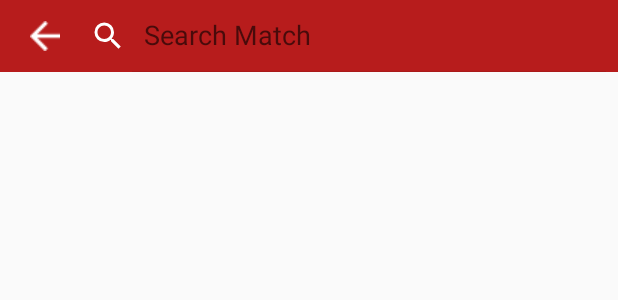
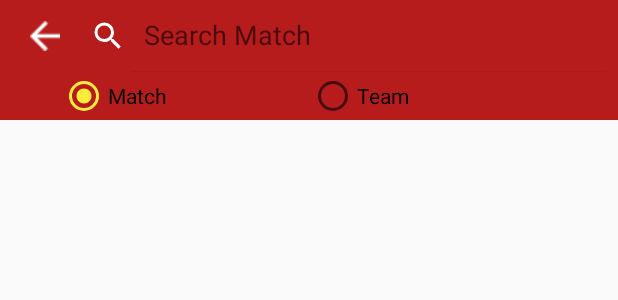
Before and after one commit to ivanasitumorang/FootballLeagueMVP, an Android app: the layout toolbar_search.xml on its own in the app's theme, with its tools: preview values and no code run, on a phone screen of 412 x 824 dp. Shown: the top 300 px of the screen. Run offline under Robolectric (Android 15) with nearby library versions, the phone set to English and light mode, and no system bars; network calls fail.

Commit message:
Add new search feature

```diff
--- a/app/src/main/java/com/example/footballleaguemvp/data/Team.kt
+++ b/app/src/main/java/com/example/footballleaguemvp/data/Team.kt
@@ -11,7 +11,8 @@ data class Team(
     var strTeam: String,
     var strTeamLogo: String? = null,
     var strStadium: String,
-    var strDescriptionEN: String) {
+    var strDescriptionEN: String,
+    var strSport: String) {
 
     companion object {
         const val TABLE_FAVORITE_TEAM = "TABLE_FAVORITE_TEAM"
@@ -20,6 +21,7 @@ data class Team(
         const val TEAM_LOGO_URL = "TEAM_LOGO_URL"
         const val TEAM_STADIUM = "TEAM_STADIUM"
         const val TEAM_DESCRIPTION = "TEAM_DESCRIPTION"
+        const val TEAM_SPORT = "TEAM_SPORT"
     }
 }
 
--- a/app/src/main/java/com/example/footballleaguemvp/network/NetworkService.kt
+++ b/app/src/main/java/com/example/footballleaguemvp/network/NetworkService.kt
@@ -51,6 +51,10 @@ interface NetworkService {
     fun searchMatchByQuery(
         @Query("e") query: String) : Flowable<SearchMatchResponse>
 
+    @GET("api/v1/json/1/searchteams.php")
+    fun searchTeamsByQuery(
+        @Query("t") query: String) : Flowable<TeamResponse>
+
     @GET("api/v1/json/1/lookuptable.php")
     fun getClassementList(
         @Query("l") idLeague: String) : Flowable<ClassementResponse>
--- a/app/src/main/java/com/example/footballleaguemvp/utils/databasehelper/DatabaseHelper.kt
+++ b/app/src/main/java/com/example/footballleaguemvp/utils/databasehelper/DatabaseHelper.kt
@@ -12,7 +12,7 @@ import org.jetbrains.anko.db.*
  * Android Engineer
  */
 
-class DatabaseHelper(context: Context) : ManagedSQLiteOpenHelper(context, "LocalFavoriteDb", null, 3) {
+class DatabaseHelper(context: Context) : ManagedSQLiteOpenHelper(context, "LocalFavoriteDb", null, 4) {
     companion object {
         private var instance: DatabaseHelper? = null
 
@@ -50,7 +50,8 @@ class DatabaseHelper(context: Context) : ManagedSQLiteOpenHelper(context, "Local
             Team.TEAM_NAME to TEXT,
             Team.TEAM_LOGO_URL to TEXT,
             Team.TEAM_STADIUM to TEXT,
-            Team.TEAM_DESCRIPTION to TEXT)
+            Team.TEAM_DESCRIPTION to TEXT,
+            Team.TEAM_SPORT to TEXT)
     }
 
     override fun onUpgrade(db: SQLiteDatabase?, oldVersion: Int, newVersion: Int) {
--- a/app/src/main/res/layout/toolbar_search.xml
+++ b/app/src/main/res/layout/toolbar_search.xml
@@ -4,6 +4,11 @@
     android:layout_width="match_parent"
     android:layout_height="wrap_content"
     android:background="@drawable/toolbar_background"
+    android:orientation="vertical">
+
+    <LinearLayout
+        android:layout_width="match_parent"
+        android:layout_height="wrap_content"
         android:orientation="horizontal">
 
         <ImageButton
@@ -30,3 +35,32 @@
             app:searchIcon="@drawable/ic_search_white"/>
 
     </LinearLayout>
+
+    <RadioGroup
+        android:id="@+id/rgSearchType"
+        android:layout_width="match_parent"
+        android:layout_height="wrap_content"
+        android:orientation="horizontal"
+        android:paddingLeft="40dp"
+        android:paddingRight="40dp"
+        android:paddingStart="40dp"
+        android:paddingEnd="40dp">
+
+        <RadioButton
+            android:id="@+id/rbSearchMatch"
+            android:layout_width="0dp"
+            android:layout_height="wrap_content"
+            android:text="@string/radio_btn_match"
+            android:layout_weight="1"
+            android:checked="true" />
+
+        <RadioButton
+            android:id="@+id/rbSearchTeam"
+            android:layout_width="0dp"
+            android:layout_height="wrap_content"
+            android:text="@string/radio_btn_team"
+            android:layout_weight="1"/>
+
+    </RadioGroup>
+
+</LinearLayout>
--- a/app/src/main/res/values/strings.xml
+++ b/app/src/main/res/values/strings.xml
@@ -25,4 +25,6 @@
     <string name="classement_ga">GA</string>
     <string name="classement_gd">GD</string>
     <string name="classement_pts">Pts</string>
+    <string name="radio_btn_match">Match</string>
+    <string name="radio_btn_team">Team</string>
 </resources>
```
Also changed, not shown: app/src/main/java/com/example/footballleaguemvp/ui/searchmatch/SearchActivity.kt (+38 -5 lines), app/src/main/java/com/example/footballleaguemvp/ui/searchmatch/SearchContract.kt (+3 -4 lines), app/src/main/java/com/example/footballleaguemvp/ui/searchmatch/SearchPresenter.kt (+22 -2 lines). Lines whose indentation alone changed are shown as unchanged.
